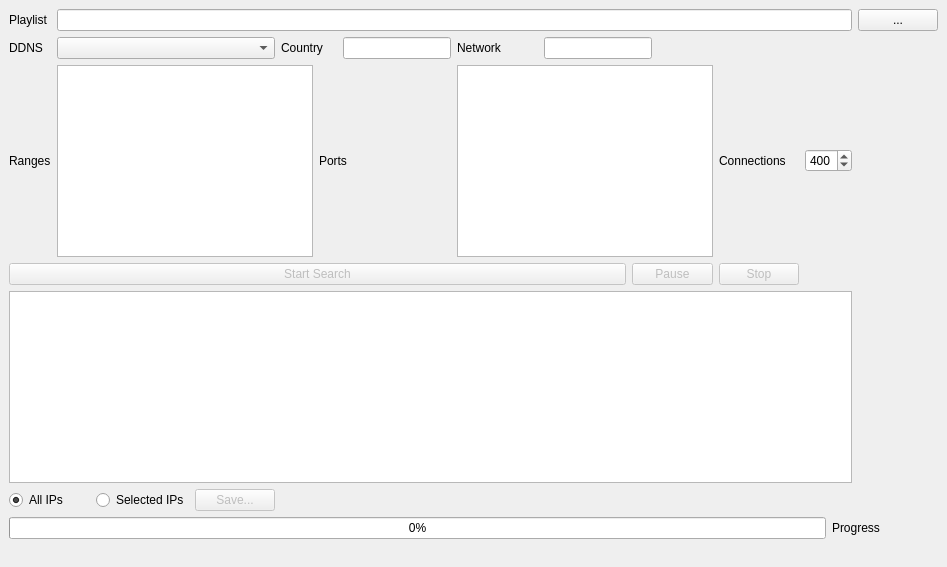
BowDown097/PlaylistFinderPlus, file src/mainwindow.ui: the form before one commit.
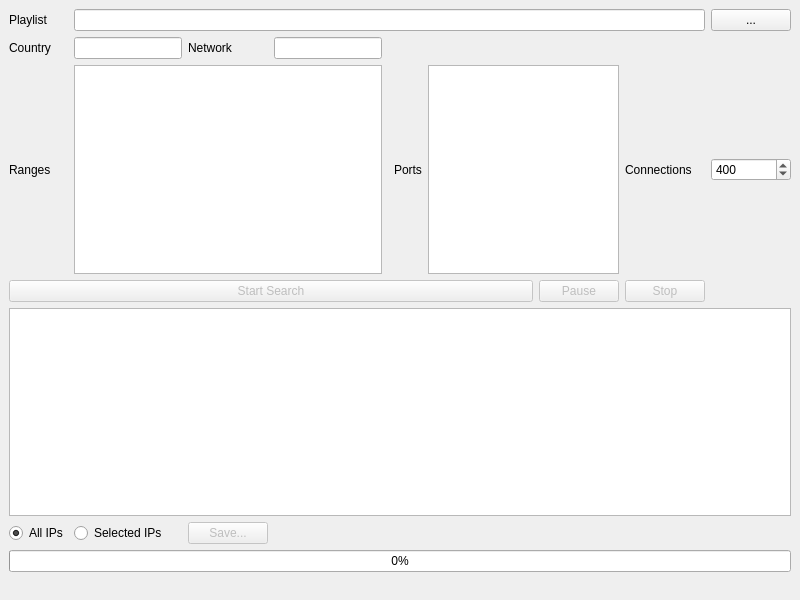
The form after the commit.

Patch:
```diff
--- a/src/mainwindow.ui
+++ b/src/mainwindow.ui
@@ -2,55 +2,53 @@
 <ui version="4.0">
  <class>MainWindow</class>
  <widget class="QMainWindow" name="MainWindow">
+  <property name="geometry">
+   <rect>
+    <x>0</x>
+    <y>0</y>
+    <width>800</width>
+    <height>600</height>
+   </rect>
+  </property>
   <property name="windowTitle">
    <string>Playlist Finder Plus</string>
   </property>
   <widget class="QWidget" name="centralwidget">
    <layout class="QGridLayout" name="gridLayout">
-    <item row="0" column="0">
-     <widget class="QLabel" name="playlistLabel">
-      <property name="sizePolicy">
-       <sizepolicy hsizetype="Preferred" vsizetype="Preferred">
-        <horstretch>0</horstretch>
-        <verstretch>0</verstretch>
-       </sizepolicy>
+    <item row="3" column="10">
+     <widget class="QPushButton" name="stopButton">
+      <property name="enabled">
+       <bool>false</bool>
       </property>
       <property name="text">
-       <string>Playlist</string>
+       <string>Stop</string>
       </property>
      </widget>
     </item>
-    <item row="0" column="1" colspan="12">
-     <widget class="QLineEdit" name="playlistText">
-      <property name="readOnly">
+    <item row="2" column="7" colspan="3">
+     <widget class="QPlainTextEdit" name="portsText"/>
+    </item>
+    <item row="3" column="9">
+     <widget class="QPushButton" name="pauseButton">
+      <property name="enabled">
        <bool>false</bool>
       </property>
+      <property name="text">
+       <string>Pause</string>
+      </property>
      </widget>
     </item>
-    <item row="0" column="13">
-     <widget class="QPushButton" name="playlistButton">
+    <item row="5" column="0">
+     <widget class="QRadioButton" name="allIPs">
       <property name="text">
-       <string>...</string>
+       <string>All IPs</string>
+      </property>
+      <property name="checked">
+       <bool>true</bool>
       </property>
      </widget>
     </item>
     <item row="1" column="0">
-     <widget class="QLabel" name="ddnsLabel">
-      <property name="sizePolicy">
-       <sizepolicy hsizetype="Preferred" vsizetype="Preferred">
-        <horstretch>0</horstretch>
-        <verstretch>0</verstretch>
-       </sizepolicy>
-      </property>
-      <property name="text">
-       <string>DDNS</string>
-      </property>
-     </widget>
-    </item>
-    <item row="1" column="1" colspan="3">
-     <widget class="QComboBox" name="ddnsDrop"/>
-    </item>
-    <item row="1" column="4" colspan="2">
      <widget class="QLabel" name="countryLabel">
       <property name="sizePolicy">
        <sizepolicy hsizetype="Preferred" vsizetype="Preferred">
@@ -63,7 +61,69 @@
       </property>
      </widget>
     </item>
-    <item row="1" column="6">
+    <item row="5" column="1">
+     <widget class="QRadioButton" name="selectedIPs">
+      <property name="text">
+       <string>Selected IPs</string>
+      </property>
+     </widget>
+    </item>
+    <item row="1" column="3">
+     <widget class="QLineEdit" name="networkText">
+      <property name="sizePolicy">
+       <sizepolicy hsizetype="Fixed" vsizetype="Fixed">
+        <horstretch>0</horstretch>
+        <verstretch>0</verstretch>
+       </sizepolicy>
+      </property>
+      <property name="readOnly">
+       <bool>true</bool>
+      </property>
+      <property name="clearButtonEnabled">
+       <bool>false</bool>
+      </property>
+     </widget>
+    </item>
+    <item row="2" column="10">
+     <widget class="QLabel" name="connectLabel">
+      <property name="sizePolicy">
+       <sizepolicy hsizetype="Preferred" vsizetype="Preferred">
+        <horstretch>0</horstretch>
+        <verstretch>0</verstretch>
+       </sizepolicy>
+      </property>
+      <property name="text">
+       <string>Connections</string>
+      </property>
+     </widget>
+    </item>
+    <item row="5" column="2">
+     <widget class="QPushButton" name="saveButton">
+      <property name="enabled">
+       <bool>false</bool>
+      </property>
+      <property name="text">
+       <string>Save...</string>
+      </property>
+     </widget>
+    </item>
+    <item row="2" column="5" colspan="2">
+     <widget class="QLabel" name="portsLabel">
+      <property name="sizePolicy">
+       <sizepolicy hsizetype="Preferred" vsizetype="Preferred">
+        <horstretch>0</horstretch>
+        <verstretch>0</verstretch>
+       </sizepolicy>
+      </property>
+      <property name="text">
+       <string>Ports</string>
+      </property>
+      <property name="alignment">
+       <set>Qt::AlignCenter</set>
+      </property>
+     </widget>
+    </item>
+    <item row="1" column="1">
      <widget class="QLineEdit" name="countryText">
       <property name="sizePolicy">
        <sizepolicy hsizetype="Fixed" vsizetype="Fixed">
@@ -76,7 +136,7 @@
       </property>
      </widget>
     </item>
-    <item row="1" column="7">
+    <item row="1" column="2">
      <widget class="QLabel" name="networkLabel">
       <property name="sizePolicy">
        <sizepolicy hsizetype="Preferred" vsizetype="Preferred">
@@ -89,19 +149,16 @@
       </property>
      </widget>
     </item>
-    <item row="1" column="8" colspan="5">
-     <widget class="QLineEdit" name="networkText">
+    <item row="0" column="0">
+     <widget class="QLabel" name="playlistLabel">
       <property name="sizePolicy">
-       <sizepolicy hsizetype="Fixed" vsizetype="Fixed">
+       <sizepolicy hsizetype="Preferred" vsizetype="Preferred">
         <horstretch>0</horstretch>
         <verstretch>0</verstretch>
        </sizepolicy>
       </property>
-      <property name="readOnly">
-       <bool>true</bool>
-      </property>
-      <property name="clearButtonEnabled">
-       <bool>false</bool>
+      <property name="text">
+       <string>Playlist</string>
       </property>
      </widget>
     </item>
@@ -118,39 +175,24 @@
       </property>
      </widget>
     </item>
-    <item row="2" column="1" colspan="4">
-     <widget class="QPlainTextEdit" name="rangesText"/>
-    </item>
-    <item row="2" column="5" colspan="2">
-     <widget class="QLabel" name="portsLabel">
-      <property name="sizePolicy">
-       <sizepolicy hsizetype="Preferred" vsizetype="Preferred">
-        <horstretch>0</horstretch>
-        <verstretch>0</verstretch>
-       </sizepolicy>
+    <item row="3" column="0" colspan="9">
+     <widget class="QPushButton" name="searchButton">
+      <property name="enabled">
+       <bool>false</bool>
       </property>
       <property name="text">
-       <string>Ports</string>
+       <string>Start Search</string>
       </property>
      </widget>
     </item>
-    <item row="2" column="7" colspan="3">
-     <widget class="QPlainTextEdit" name="portsText"/>
-    </item>
-    <item row="2" column="10">
-     <widget class="QLabel" name="connectLabel">
-      <property name="sizePolicy">
-       <sizepolicy hsizetype="Preferred" vsizetype="Preferred">
-        <horstretch>0</horstretch>
-        <verstretch>0</verstretch>
-       </sizepolicy>
-      </property>
+    <item row="0" column="11">
+     <widget class="QPushButton" name="playlistButton">
       <property name="text">
-       <string>Connections</string>
+       <string>...</string>
       </property>
      </widget>
     </item>
-    <item row="2" column="11" colspan="2">
+    <item row="2" column="11">
      <widget class="QSpinBox" name="connectSpin">
       <property name="minimum">
        <number>1</number>
@@ -163,37 +205,14 @@
       </property>
      </widget>
     </item>
-    <item row="3" column="0" colspan="9">
-     <widget class="QPushButton" name="searchButton">
-      <property name="enabled">
+    <item row="0" column="1" colspan="10">
+     <widget class="QLineEdit" name="playlistText">
+      <property name="readOnly">
        <bool>false</bool>
       </property>
-      <property name="text">
-       <string>Start Search</string>
-      </property>
      </widget>
     </item>
-    <item row="3" column="9">
-     <widget class="QPushButton" name="pauseButton">
-      <property name="enabled">
-       <bool>false</bool>
-      </property>
-      <property name="text">
-       <string>Pause</string>
-      </property>
-     </widget>
-    </item>
-    <item row="3" column="10">
-     <widget class="QPushButton" name="stopButton">
-      <property name="enabled">
-       <bool>false</bool>
-      </property>
-      <property name="text">
-       <string>Stop</string>
-      </property>
-     </widget>
-    </item>
-    <item row="4" column="0" colspan="13">
+    <item row="4" column="0" colspan="12">
      <widget class="QTableView" name="tableView">
       <attribute name="horizontalHeaderStretchLastSection">
        <bool>true</bool>
@@ -203,33 +222,6 @@
       </attribute>
      </widget>
     </item>
-    <item row="5" column="0" colspan="2">
-     <widget class="QRadioButton" name="allIPs">
-      <property name="text">
-       <string>All IPs</string>
-      </property>
-      <property name="checked">
-       <bool>true</bool>
-      </property>
-     </widget>
-    </item>
-    <item row="5" column="2">
-     <widget class="QRadioButton" name="selectedIPs">
-      <property name="text">
-       <string>Selected IPs</string>
-      </property>
-     </widget>
-    </item>
-    <item row="5" column="3">
-     <widget class="QPushButton" name="saveButton">
-      <property name="enabled">
-       <bool>false</bool>
-      </property>
-      <property name="text">
-       <string>Save...</string>
-      </property>
-     </widget>
-    </item>
     <item row="6" column="0" colspan="12">
      <widget class="QProgressBar" name="progressBar">
       <property name="value">
@@ -237,18 +229,8 @@
       </property>
      </widget>
     </item>
-    <item row="6" column="12" colspan="2">
-     <widget class="QLabel" name="progressLabel">
-      <property name="sizePolicy">
-       <sizepolicy hsizetype="Preferred" vsizetype="Preferred">
-        <horstretch>0</horstretch>
-        <verstretch>0</verstretch>
-       </sizepolicy>
-      </property>
-      <property name="text">
-       <string>Progress</string>
-      </property>
-     </widget>
+    <item row="2" column="1" colspan="3">
+     <widget class="QPlainTextEdit" name="rangesText"/>
     </item>
    </layout>
   </widget>
```
